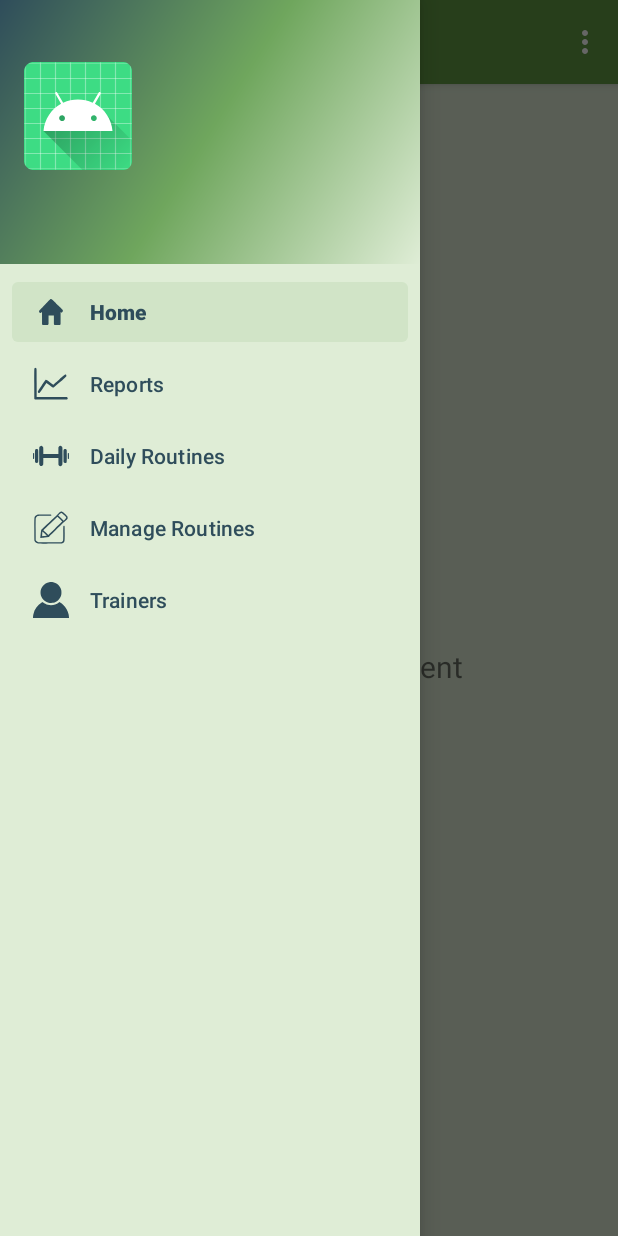
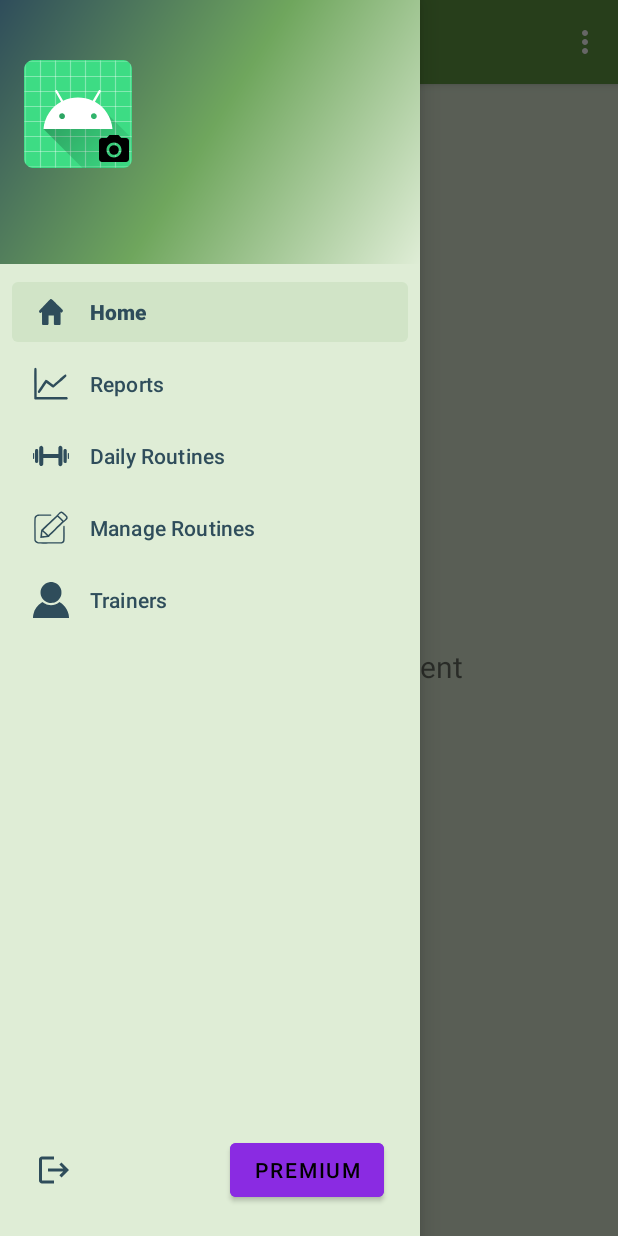
Before and after one commit to locovoi2/App, an Android app: the HomeActivity screen opened directly, with no data from a screen before it, with the side drawer open, on a phone screen of 412 x 824 dp. Run offline under Robolectric (Android 15) with nearby library versions, the light colour scheme and no system bars; our stand-ins replace Firebase (no records; nobody signed in at launch, a user with empty details on screens opened directly), navigation-ui; 1 statement that could not run was skipped.

Commit message:
Boton logout y premium

```diff
--- a/app/src/main/java/edu/ub/pis/app/model/User.java
+++ b/app/src/main/java/edu/ub/pis/app/model/User.java
@@ -1,10 +1,12 @@
 package edu.ub.pis.app.model;
 
+
+import java.io.Serializable;
 
 /**
  * Classe contenidor de la informació de l'usuari.
  */
-public class User {
+public class User implements Serializable {
     private String mId;
     private String mName;
     private String mSurname;
--- a/app/src/main/java/edu/ub/pis/app/model/UserRepository.java
+++ b/app/src/main/java/edu/ub/pis/app/model/UserRepository.java
@@ -36,7 +36,13 @@
         void onLoadUsers(ArrayList<User> users);
     }
 
+    public interface OnLoadUserListener {
+        void onLoadUser(User users);
+    }
+
     public ArrayList<OnLoadUsersListener> mOnLoadUsersListeners = new ArrayList<>();
+
+    public ArrayList<OnLoadUserListener> mOnLoadUserListeners = new ArrayList<>();
 
     /** Definició de listener (interficie)
      * per poder escoltar quan s'hagi acabat de llegir la Url de la foto de perfil
@@ -71,6 +77,10 @@
      */
     public void addOnLoadUsersListener(OnLoadUsersListener listener) {
         mOnLoadUsersListeners.add(listener);
+    }
+
+    public void addOnLoadUserListener(OnLoadUserListener listener) {
+        mOnLoadUserListeners.add(listener);
     }
 
     /**
@@ -124,6 +134,55 @@
                             /* Callback listeners */
                             for (OnLoadUsersListener l: mOnLoadUsersListeners) {
                                 l.onLoadUsers(users);
+                            }
+                        } else {
+                            Log.d(TAG, "Error getting documents: ", task.getException());
+                        }
+                    }
+                });
+    }
+
+    /**
+     * Mètode que llegeix un unic usuari. Vindrà cridat des de fora i quan acabi,
+     * avisarà sempre als listeners, invocant el seu OnLoadUser.
+     */
+    public void loadUser(String email){
+        mDb.collection("users")
+                .document(email)
+                .get()
+                .addOnCompleteListener(new OnCompleteListener<DocumentSnapshot>() {
+                    @Override
+                    public void onComplete(@NonNull Task<DocumentSnapshot> task) {
+                        if (task.isSuccessful()) {
+                            DocumentSnapshot document = task.getResult();
+                            System.out.println(document);
+                            int usCode;
+                            if(document.getLong("user_code") != null) {
+                                usCode = document.getLong("user_code").intValue();
+                            }
+                            else usCode = 0;
+
+                            boolean usPremium;
+                            if(document.getBoolean("user_premium") != null) {
+                                usPremium = document.getBoolean("user_premium");
+                            }
+                            else usPremium = false;
+
+                            Log.d(TAG, document.getId() + " => " + document.getData());
+                            User user = new User(
+                                    document.toString(), // ID = Email
+                                    document.getString("name"),
+                                    document.getString("surname"),
+                                    document.getBoolean("trainer"),
+                                    document.getString("description"),
+                                    document.getString("price"),
+                                    usCode,
+                                    document.getString("contact_phone_number"),
+                                    usPremium
+                            );
+                            /* Callback listeners */
+                            for (OnLoadUserListener l: mOnLoadUserListeners) {
+                                l.onLoadUser(user);
                             }
                         } else {
                             Log.d(TAG, "Error getting documents: ", task.getException());
@@ -207,6 +266,33 @@
     }
 
     /**
+     * Actualiza si el user es premium o no, sera usado para implementar el boton de vip
+     * @param email
+     * @param userPremium
+     */
+    public void UpdatePremiumUser(
+            String email,
+            boolean userPremium
+    ) {
+        // Obtenir informació personal de l'usuari
+        Map<String, Object> actualizar = new HashMap<>();
+        actualizar.put("user_premium", userPremium);
+
+        // Afegir-la a la base de dades
+        mDb.collection("users").document(email).update(actualizar)
+                .addOnCompleteListener(new OnCompleteListener<Void>() {
+                    @Override
+                    public void onComplete(@NonNull Task<Void> task) {
+                        if (task.isSuccessful()) {
+                            Log.d(TAG, "Sign up completion succeeded");
+                        } else {
+                            Log.d(TAG, "Sign up completion failed");
+                        }
+                    }
+                });
+    }
+
+    /**
      * Mètode que guarda la Url d'una foto de perfil que un usuari hagi pujat
      * des de la HomeActivity a la BBDD. Concretament, es cridat pel HomeActivityViewModel.
      * @param userId
--- a/app/src/main/java/edu/ub/pis/app/view/HomeActivity.java
+++ b/app/src/main/java/edu/ub/pis/app/view/HomeActivity.java
@@ -6,18 +6,18 @@
 import android.os.Handler;
 import android.text.Spannable;
 import android.text.SpannableString;
-import android.text.style.BackgroundColorSpan;
 import android.text.style.ForegroundColorSpan;
 import android.view.MenuItem;
 import android.view.View;
 import android.view.Menu;
-import android.widget.PopupMenu;
+import android.widget.Button;
 import android.widget.TextView;
 import android.widget.Toast;
 
-import com.google.android.material.snackbar.Snackbar;
 import com.google.android.material.navigation.NavigationView;
+import com.google.firebase.auth.FirebaseAuth;
 
+import androidx.lifecycle.ViewModelProvider;
 import androidx.navigation.NavController;
 import androidx.navigation.Navigation;
 import androidx.navigation.ui.AppBarConfiguration;
@@ -25,25 +25,29 @@
 import androidx.drawerlayout.widget.DrawerLayout;
 import androidx.appcompat.app.AppCompatActivity;
 
-import java.lang.reflect.Field;
-import java.lang.reflect.InvocationTargetException;
-import java.lang.reflect.Method;
-
 import edu.ub.pis.app.R;
 import edu.ub.pis.app.databinding.ActivityHomeBinding;
+import edu.ub.pis.app.viewmodel.HomeActivityViewModel;
 
 public class HomeActivity extends AppCompatActivity {
-
+    private ActivityHomeBinding binding;
+    private HomeActivityViewModel mHomeActivityViewModel;
     private AppBarConfiguration mAppBarConfiguration;
-    private ActivityHomeBinding binding;
-
+    private FirebaseAuth mAuth;
+    private Button mButtonVip;
+    private Button mButtonLogout;
+    private TextView mTextViewVip;
     private boolean doubleBackToExitPressedOnce = false;
-
     private Handler mHandler = new Handler();
 
     @Override
     protected void onCreate(Bundle savedInstanceState) {
         super.onCreate(savedInstanceState);
+
+        //Inicialitzem ViewModel
+        mHomeActivityViewModel = new ViewModelProvider(this).get(HomeActivityViewModel.class);
+
+        mAuth = FirebaseAuth.getInstance();
 
         binding = ActivityHomeBinding.inflate(getLayoutInflater());
         setContentView(binding.getRoot());
@@ -53,6 +57,9 @@
         DrawerLayout drawer = binding.drawerLayout;
         NavigationView navigationView = binding.navView;
 
+        mButtonVip = navigationView.findViewById(R.id.buttonVip);
+        mButtonLogout = navigationView.findViewById(R.id.buttonLogout);
+
         View headerView = navigationView.getHeaderView(0);
         Intent intent = getIntent();
         if (intent != null) {
@@ -61,8 +68,11 @@
             boolean mUserPremium = (boolean) intent.getBooleanExtra("USER_PREMIUM", false);
             TextView userMailTextView = headerView.findViewById(R.id.uMail);
             TextView userNameTextView = headerView.findViewById(R.id.uName_surname);
+            mTextViewVip = headerView.findViewById(R.id.textViewVip);
             userMailTextView.setText(mUserMail);
             userNameTextView.setText(mUserName);
+            if(mUserPremium) { mTextViewVip.setText("VIP"); }
+            else { mTextViewVip.setText(""); }
         }
 
         // Passing each menu ID as a set of Ids because each
@@ -74,6 +84,18 @@
         NavController navController = Navigation.findNavController(this, R.id.nav_host_fragment_content_home);
         NavigationUI.setupActionBarWithNavController(this, navController, mAppBarConfiguration);
         NavigationUI.setupWithNavController(navigationView, navController);
+
+        mButtonLogout.setOnClickListener(view -> {
+            mAuth.signOut();
+            finish();
+        });
+
+        //Carreguem l'usuari
+        mHomeActivityViewModel.loadUserFromRepository();
+
+        mButtonVip.setOnClickListener(view -> {
+            setPremium();
+        });
     }
 
     @Override
@@ -118,4 +140,14 @@
             doubleBackToExitPressedOnce = false;
         }
     };
+
+    private void setPremium() {
+        if(mHomeActivityViewModel.getPremium()) {
+            mHomeActivityViewModel.updatePremium(false);
+            mTextViewVip.setText("");
+        } else {
+            mHomeActivityViewModel.updatePremium(true);
+            mTextViewVip.setText("VIP");
+        }
+    }
 }
--- a/app/src/main/java/edu/ub/pis/app/view/SignInActivity.java
+++ b/app/src/main/java/edu/ub/pis/app/view/SignInActivity.java
@@ -1,11 +1,9 @@
 package edu.ub.pis.app.view;
 
 import androidx.annotation.NonNull;
-import androidx.appcompat.app.AlertDialog;
 import androidx.appcompat.app.AppCompatActivity;
 
 import android.annotation.SuppressLint;
-import android.content.DialogInterface;
 import android.content.Intent;
 import android.os.Bundle;
 import android.text.SpannableString;
@@ -23,18 +21,13 @@
 import com.google.android.gms.tasks.OnCompleteListener;
 import com.google.android.gms.tasks.Task;
 import com.google.firebase.auth.AuthResult;
-import com.google.firebase.auth.EmailAuthProvider;
 import com.google.firebase.auth.FirebaseAuth;
-import com.google.firebase.auth.SignInMethodQueryResult;
 import com.google.firebase.firestore.CollectionReference;
 import com.google.firebase.firestore.DocumentReference;
 import com.google.firebase.firestore.DocumentSnapshot;
 import com.google.firebase.firestore.FirebaseFirestore;
 
-import java.util.List;
-
 import edu.ub.pis.app.R;
-import edu.ub.pis.app.model.UserRepository;
 
 public class SignInActivity extends AppCompatActivity {
     private final String TAG = "SignInActivity";
@@ -106,7 +99,7 @@
                                                 // Obtén el valor del campo "nombre"
                                                 String name = document.getString("name");
                                                 String surname = document.getString("surname");
-                                                boolean premium = document.getBoolean("userPremium");
+                                                boolean premium = document.getBoolean("user_premium");
                                                 String Name_surname = name + " " + surname;
                                                 Intent intent = new Intent(SignInActivity.this, HomeActivity.class);
                                                 intent.putExtra("USER_MAIL", email);
@@ -114,10 +107,10 @@
                                                 intent.putExtra("USER_PREMIUM", premium);
                                                 startActivity(intent);
                                             } else {
-                                                // Log.d("MiActividad", "No se encontró el documento");
+                                                Log.d("MiActividad", "No se encontró el documento");
                                             }
                                         } else {
-                                            // Log.d("MiActividad", "Error al obtener el documento", task.getException());
+                                            Log.d("MiActividad", "Error al obtener el documento", task.getException());
                                         }
                                     }
                                 });
--- a/app/src/main/java/edu/ub/pis/app/view/ui/trainers/SeeTrainersFragment.java
+++ b/app/src/main/java/edu/ub/pis/app/view/ui/trainers/SeeTrainersFragment.java
@@ -106,7 +106,7 @@
             }
         });
 
-// A partir d'aquí, en cas que es faci cap canvi a la llista d'usuaris, HomeActivity ho sabrá
+    // A partir d'aquí, en cas que es faci cap canvi a la llista d'usuaris, HomeActivity ho sabrá
         mSeeTrainersViewModel.loadUsersFromRepository();
 
     }
--- /dev/null
+++ b/app/src/main/java/edu/ub/pis/app/viewmodel/HomeActivityViewModel.java
@@ -0,0 +1,72 @@
+package edu.ub.pis.app.viewmodel;
+
+import android.app.Application;
+
+import androidx.lifecycle.AndroidViewModel;
+import androidx.lifecycle.LiveData;
+import androidx.lifecycle.MutableLiveData;
+
+import com.google.firebase.auth.FirebaseAuth;
+import com.google.firebase.storage.FirebaseStorage;
+
+import edu.ub.pis.app.model.User;
+import edu.ub.pis.app.model.UserRepository;
+
+public class HomeActivityViewModel extends AndroidViewModel {
+    private final String TAG = "HomeActivityViewModel";
+
+    /* Elements observables del ViewModel */
+    private final MutableLiveData<User> mUser; //User actual
+
+    /* Repositori (base de dades) dels usuaris */
+    private UserRepository mUserRepository; // On es manté la informació dels usuaris
+
+    /* Atributs auxiliars */
+    private String userEmail = FirebaseAuth.getInstance().getCurrentUser().getEmail(); //mail del usuario actual
+    private FirebaseStorage mStorage;
+
+    public HomeActivityViewModel(Application application) {
+        super(application);
+
+        // Instancia els atributs
+        mUser = new MutableLiveData<>();
+        mUserRepository = UserRepository.getInstance();
+
+        // Quan s'acabi de llegir de la BBDD l'usuaris, el ViewModel ha d'actualitzar
+        // l'observable mUsers.
+        mUserRepository.addOnLoadUserListener(new UserRepository.OnLoadUserListener() {
+            @Override
+            public void onLoadUser(User user) {
+                setUser(user);
+            }
+        });
+    }
+
+    /*
+     * Retorna els usuaris perquè la HomeActivity pugui subscriure-hi l'observable.
+     */
+    public LiveData<User> getUser() {
+        return mUser;
+    }
+
+    public boolean getPremium() {
+       return mUser.getValue().getPremium();
+    }
+
+    public void updatePremium(boolean premium) {
+        mUserRepository.UpdatePremiumUser(userEmail, premium);
+        loadUserFromRepository();
+    }
+
+    /*
+     * Mètode que serà invocat pel UserRepository.OnLoadUsersListener definit al
+     * constructor (quan l'objecte UserRepository hagi acabat de llegir de la BBDD).
+     */
+    public void setUser(User user) {
+        mUser.setValue(user);
+    }
+
+    public void loadUserFromRepository() {
+        mUserRepository.loadUser(userEmail);
+    }
+}
--- a/app/src/main/java/edu/ub/pis/app/viewmodel/trainers/SeeTrainersViewModel.java
+++ b/app/src/main/java/edu/ub/pis/app/viewmodel/trainers/SeeTrainersViewModel.java
@@ -71,7 +71,4 @@
     public void loadUsersFromRepository() {
         mUserRepository.loadUsers(mUsers.getValue());
     }
-
-
-
 }
--- /dev/null
+++ b/app/src/main/res/drawable/camera_24.xml
@@ -0,0 +1,6 @@
+<vector android:height="24dp" android:tint="#000000"
+    android:viewportHeight="24" android:viewportWidth="24"
+    android:width="24dp" xmlns:android="http://schemas.android.com/apk/res/android">
+    <path android:fillColor="@android:color/white" android:pathData="M12,12m-3.2,0a3.2,3.2 0,1 1,6.4 0a3.2,3.2 0,1 1,-6.4 0"/>
+    <path android:fillColor="@android:color/white" android:pathData="M9,2L7.17,4L4,4c-1.1,0 -2,0.9 -2,2v12c0,1.1 0.9,2 2,2h16c1.1,0 2,-0.9 2,-2L22,6c0,-1.1 -0.9,-2 -2,-2h-3.17L15,2L9,2zM12,17c-2.76,0 -5,-2.24 -5,-5s2.24,-5 5,-5 5,2.24 5,5 -2.24,5 -5,5z"/>
+</vector>
--- /dev/null
+++ b/app/src/main/res/drawable/logout_24.xml
@@ -0,0 +1,5 @@
+<vector android:autoMirrored="true" android:height="24dp"
+    android:tint="@color/black" android:viewportHeight="24"
+    android:viewportWidth="24" android:width="24dp" xmlns:android="http://schemas.android.com/apk/res/android">
+    <path android:fillColor="@android:color/white" android:pathData="M17,7l-1.41,1.41L18.17,11H8v2h10.17l-2.58,2.58L17,17l5,-5zM4,5h8V3H4c-1.1,0 -2,0.9 -2,2v14c0,1.1 0.9,2 2,2h8v-2H4V5z"/>
+</vector>
--- a/app/src/main/res/layout/activity_home.xml
+++ b/app/src/main/res/layout/activity_home.xml
@@ -22,7 +22,16 @@
         android:fitsSystemWindows="true"
         app:headerLayout="@layout/nav_header_home"
         app:menu="@menu/activity_main_drawer"
-        app:itemTextColor="#2F4D5B"
-        app:itemIconTint="#2F4D5B"
-        android:background="#DFEDD6"/>
+        app:itemTextColor="@color/blue_gray"
+        app:itemIconTint="@color/blue_gray"
+        android:background="@color/light_green" >
+
+        <include
+            layout="@layout/logout_vip"
+            android:layout_width="match_parent"
+            android:layout_height="wrap_content"
+            android:layout_gravity="bottom"
+            android:layout_marginBottom="20dp"/>
+
+    </com.google.android.material.navigation.NavigationView>
 </androidx.drawerlayout.widget.DrawerLayout>
--- /dev/null
+++ b/app/src/main/res/layout/logout_vip.xml
@@ -0,0 +1,34 @@
+<?xml version="1.0" encoding="utf-8"?>
+<androidx.constraintlayout.widget.ConstraintLayout xmlns:android="http://schemas.android.com/apk/res/android"
+    xmlns:app="http://schemas.android.com/apk/res-auto"
+    xmlns:tools="http://schemas.android.com/tools"
+    android:layout_width="match_parent"
+    android:layout_height="match_parent"
+    android:background="@color/light_green">
+
+    <Button
+        android:id="@+id/buttonLogout"
+        android:layout_width="wrap_content"
+        android:layout_height="wrap_content"
+        android:layout_marginStart="8dp"
+        android:background="?android:attr/selectableItemBackground"
+        android:backgroundTint="@color/light_green"
+        app:icon="@drawable/logout_24"
+        app:layout_constraintBottom_toBottomOf="parent"
+        app:layout_constraintStart_toStartOf="parent"
+        app:layout_constraintTop_toTopOf="parent"
+        app:layout_constraintVertical_bias="0.035" />
+
+    <Button
+        android:id="@+id/buttonVip"
+        android:layout_width="wrap_content"
+        android:layout_height="wrap_content"
+        android:layout_marginEnd="24dp"
+        android:text="Premium"
+        android:textColor="@color/black"
+        android:backgroundTint="@color/purple"
+        app:layout_constraintBottom_toBottomOf="parent"
+        app:layout_constraintEnd_toEndOf="parent"
+        app:layout_constraintTop_toTopOf="parent"
+        app:layout_constraintVertical_bias="0.035" />
+</androidx.constraintlayout.widget.ConstraintLayout>
--- a/app/src/main/res/layout/nav_header_home.xml
+++ b/app/src/main/res/layout/nav_header_home.xml
@@ -1,6 +1,7 @@
 <?xml version="1.0" encoding="utf-8"?>
-<LinearLayout xmlns:android="http://schemas.android.com/apk/res/android"
+<androidx.constraintlayout.widget.ConstraintLayout xmlns:android="http://schemas.android.com/apk/res/android"
     xmlns:app="http://schemas.android.com/apk/res-auto"
+    xmlns:tools="http://schemas.android.com/tools"
     android:layout_width="match_parent"
     android:layout_height="@dimen/nav_header_height"
     android:background="@drawable/side_nav_bar"
@@ -16,9 +17,22 @@
         android:id="@+id/imageView"
         android:layout_width="wrap_content"
         android:layout_height="wrap_content"
+        android:layout_marginTop="16dp"
         android:contentDescription="@string/nav_header_desc"
         android:paddingTop="@dimen/nav_header_vertical_spacing"
+        app:layout_constraintStart_toStartOf="parent"
+        app:layout_constraintTop_toTopOf="parent"
         app:srcCompat="@mipmap/ic_launcher_round" />
+
+    <ImageView
+        android:id="@+id/IvCamera"
+        android:layout_width="wrap_content"
+        android:layout_height="wrap_content"
+        android:layout_marginStart="48dp"
+        android:layout_marginTop="72dp"
+        app:layout_constraintStart_toStartOf="parent"
+        app:layout_constraintTop_toTopOf="parent"
+        app:srcCompat="@drawable/camera_24" />
 
     <TextView
         android:id="@+id/uName_surname"
@@ -27,12 +41,28 @@
         android:paddingTop="@dimen/nav_header_vertical_spacing"
         android:text="@string/nav_header_title"
         android:textAppearance="@style/TextAppearance.AppCompat.Body1"
-        android:textColor="#2F4D5B"/>
+        android:textColor="#2F4D5B"
+        app:layout_constraintStart_toStartOf="parent"
+        app:layout_constraintTop_toBottomOf="@+id/imageView" />
 
     <TextView
         android:id="@+id/uMail"
         android:layout_width="wrap_content"
         android:layout_height="wrap_content"
         android:text="@string/nav_header_subtitle"
-        android:textColor="#2F4D5B"/>
-</LinearLayout>
+        android:textColor="#2F4D5B"
+        app:layout_constraintStart_toStartOf="parent"
+        app:layout_constraintTop_toBottomOf="@+id/uName_surname" />
+
+    <TextView
+        android:id="@+id/textViewVip"
+        android:layout_width="wrap_content"
+        android:layout_height="wrap_content"
+        android:layout_marginStart="8dp"
+        android:layout_marginBottom="4dp"
+        android:text="VIP"
+        android:textColor="@color/purple"
+        android:textSize="20sp"
+        app:layout_constraintBottom_toBottomOf="@+id/imageView"
+        app:layout_constraintStart_toEndOf="@+id/imageView" />
+</androidx.constraintlayout.widget.ConstraintLayout>
--- a/app/src/main/res/menu/activity_main_drawer.xml
+++ b/app/src/main/res/menu/activity_main_drawer.xml
@@ -1,6 +1,7 @@
 <?xml version="1.0" encoding="utf-8"?>
 <menu xmlns:android="http://schemas.android.com/apk/res/android"
     xmlns:tools="http://schemas.android.com/tools"
+    xmlns:app="http://schemas.android.com/apk/res-auto"
     tools:showIn="navigation_view">
 
     <group android:checkableBehavior="single">
--- a/app/src/main/res/values-night/themes.xml
+++ b/app/src/main/res/values-night/themes.xml
@@ -3,7 +3,7 @@
     <style name="Theme.App" parent="Theme.MaterialComponents.DayNight.DarkActionBar">
         <!-- Primary brand color. -->
         <item name="colorPrimary">@color/purple_200</item>
-        <item name="colorPrimaryVariant">@color/purple_700</item>
+        <item name="colorPrimaryVariant">@color/purple</item>
         <item name="colorOnPrimary">@color/black</item>
         <!-- Secondary brand color. -->
         <item name="colorSecondary">@color/teal_200</item>
--- a/app/src/main/res/values/colors.xml
+++ b/app/src/main/res/values/colors.xml
@@ -2,7 +2,7 @@
 <resources>
     <color name="purple_200">#FFBB86FC</color>
     <color name="purple_500">#FF6200EE</color>
-    <color name="purple_700">#FF3700B3</color>
+    <color name="purple">#8A2BE2</color>
     <color name="teal_200">#FF03DAC5</color>
     <color name="teal_700">#FF018786</color>
     <color name="black">#FF000000</color>
```
